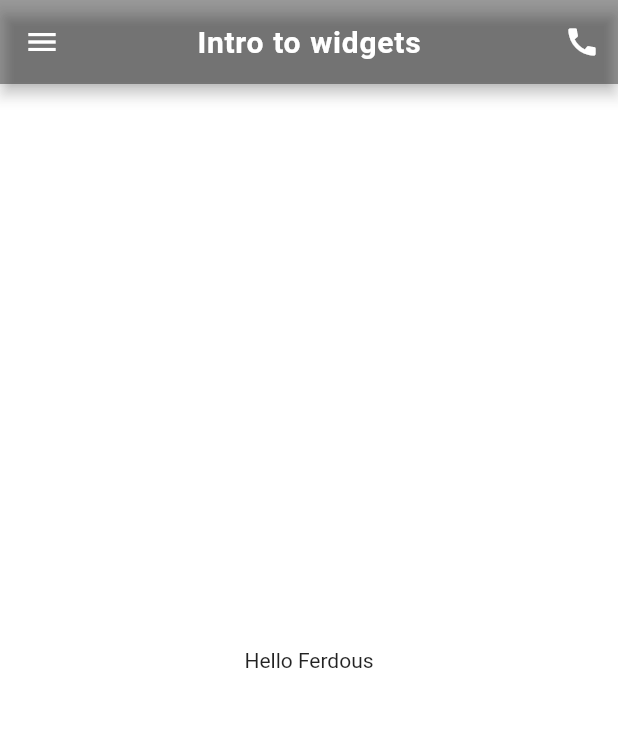
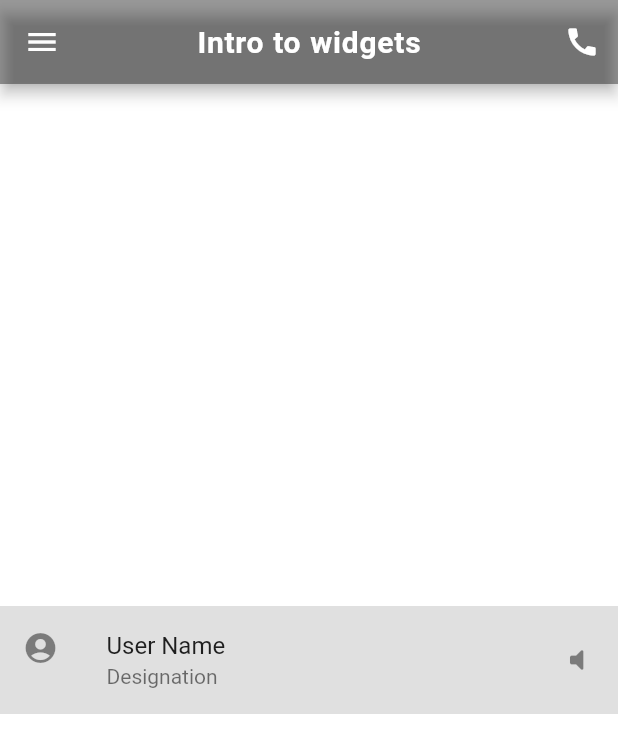
Before and after one commit to MHFerdous/Flutter_RestAPI_FireBase, a Flutter app: the screen it shows after launch, on a phone screen of 412 x 824 dp. Shown: the top 753 px of the screen. Run offline on Flutter 3.47's test engine with Material 2 defaults, Android fonts, the phone set to English and light mode, and no system bars.

Commit message:
List Tile added

```diff
--- a/lib/main.dart
+++ b/lib/main.dart
@@ -21,7 +21,7 @@ class HomeScreen extends StatelessWidget {
   @override
   Widget build(BuildContext context) {
     return Scaffold(
-      backgroundColor: Colors.white70,
+      backgroundColor: Colors.white,
       appBar: AppBar(
         title: Text(
           'Intro to widgets',
@@ -48,7 +48,19 @@ class HomeScreen extends StatelessWidget {
       body: Center(
           child: Column(
         mainAxisAlignment: MainAxisAlignment.center,
-        children: [Text('Hello Ferdous')],
+        children: [
+          ListTile(
+            onTap: () {
+              print('tapped');
+            },
+            title: Text('User Name'),
+            subtitle: Text('Designation'),
+            leading: Icon(Icons.account_circle_rounded),
+            trailing: Icon(Icons.volume_mute_rounded),
+            tileColor: Colors.grey.shade300,
+            contentPadding: EdgeInsets.symmetric(horizontal: 15, vertical: 0),
+          ),
+        ],
       )),
     );
   }
```
